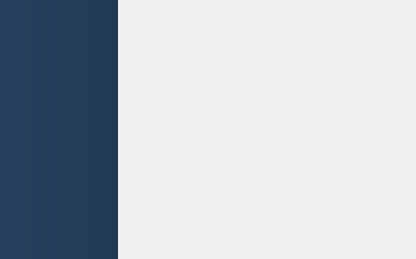
The window that VideoPlayer/fileshandle/FilesTrans.ui (huizhang556/pc-video-player) describes before a commit, drawn with Qt 5.
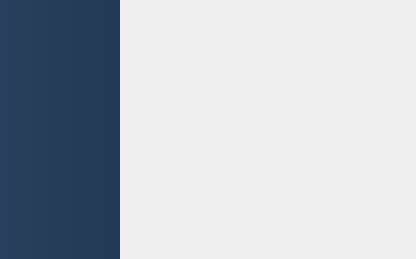
The same window after the commit.

```diff
--- a/VideoPlayer/fileshandle/FilesTrans.ui
+++ b/VideoPlayer/fileshandle/FilesTrans.ui
@@ -49,8 +49,8 @@
         <string notr="true">#listWidget_trans
 {
 border: 0px solid #f0f0f0;
-border-right-width:2px;
-icon-size:26px;
+border-right-width:0px;
+icon-size:35px;
 font-family:&quot;微软雅黑&quot;;
 font-size:13px;
 text-align:center;
@@ -60,8 +60,10 @@
 #listWidget_trans::item
 {
 color: #cccccc;
-padding-left:15px;
+padding:5px 5px;
 background-color:qlineargradient(spread:pad,x1:0,y1:0,x2:1,y2:0,stop:0 #28405d, stop:1  #223a55);
+border: 0px solid #292a2d;
+border-bottom-width:1px;
 }
 
 #listWidget_trans::item:hover
```
Left out of the diff: 4 changed lines with no effect on the pictures.
